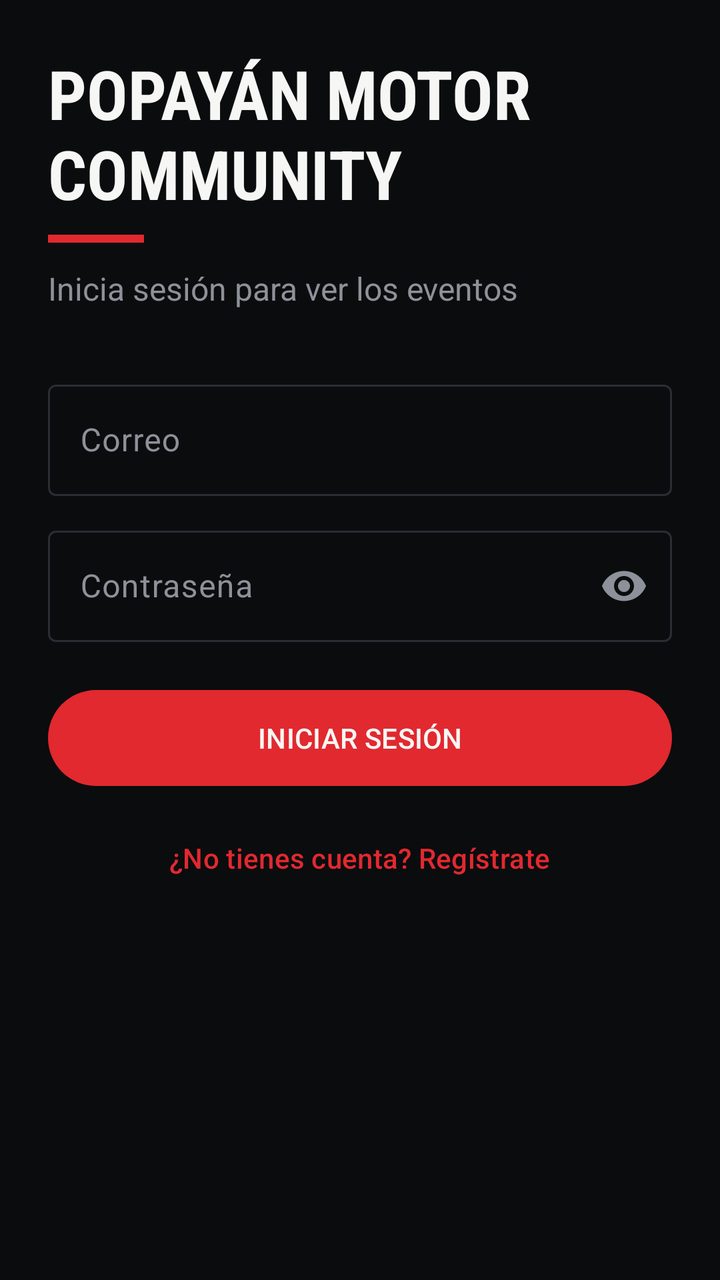
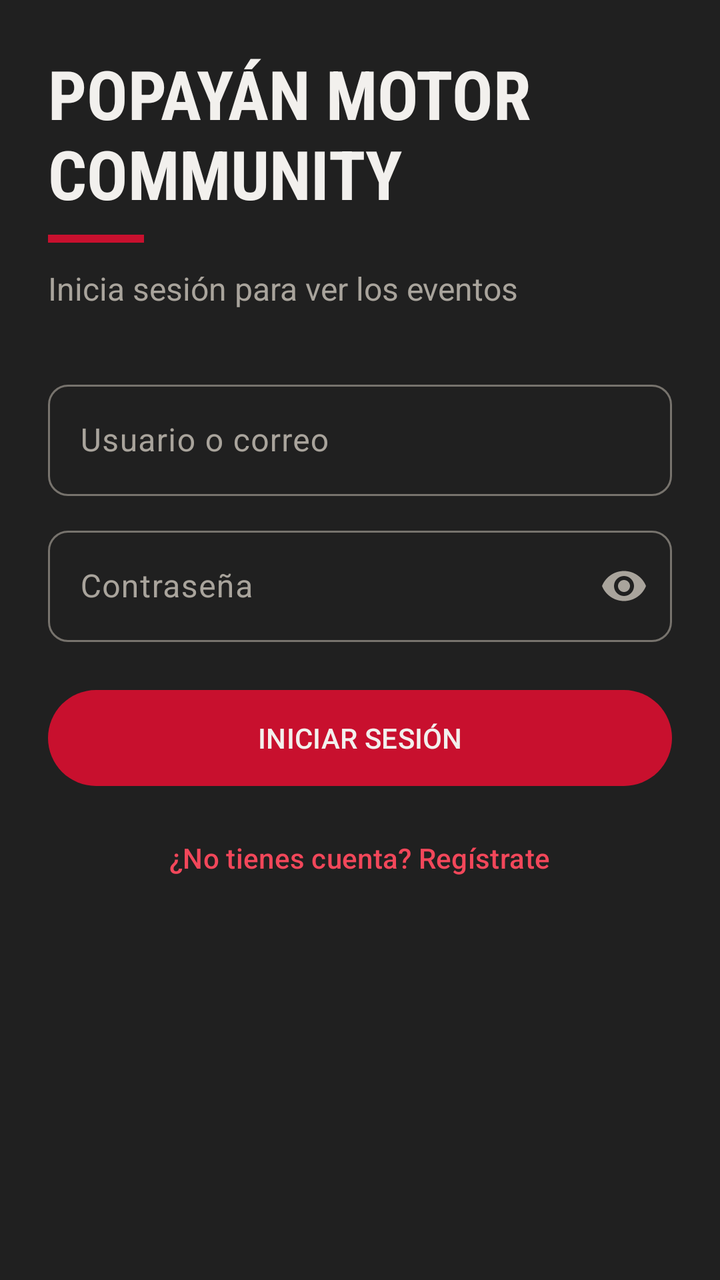

Compare the two renders of this Android layout. The source of the first and the diff that turns it into the second are given below.
<!-- AndroidManifest.xml: application theme Theme.PopayanMotor -->
<!-- res/layout/activity_login.xml -->
<?xml version="1.0" encoding="utf-8"?>
<ScrollView xmlns:android="http://schemas.android.com/apk/res/android"
    android:layout_width="match_parent"
    android:layout_height="match_parent"
    android:background="@color/bg"
    android:fillViewport="true"
    android:fitsSystemWindows="true">

    <LinearLayout
        android:layout_width="match_parent"
        android:layout_height="wrap_content"
        android:layout_gravity="center_vertical"
        android:orientation="vertical"
        android:padding="24dp">

        <TextView
            style="@style/TextTitle"
            android:layout_width="wrap_content"
            android:layout_height="wrap_content"
            android:text="@string/login_title"
            android:textSize="34sp" />

        <View
            android:layout_width="48dp"
            android:layout_height="4dp"
            android:layout_marginTop="8dp"
            android:background="@color/accent" />

        <TextView
            android:layout_width="wrap_content"
            android:layout_height="wrap_content"
            android:layout_marginTop="12dp"
            android:layout_marginBottom="32dp"
            android:text="@string/login_subtitle"
            android:textColor="@color/text_secondary"
            android:textSize="16sp" />

        <com.google.android.material.textfield.TextInputLayout
            android:id="@+id/tilEmail"
            style="@style/Widget.Material3.TextInputLayout.OutlinedBox"
            android:layout_width="match_parent"
            android:layout_height="wrap_content"
            android:hint="@string/email">

            <com.google.android.material.textfield.TextInputEditText
                android:id="@+id/etEmail"
                android:layout_width="match_parent"
                android:layout_height="wrap_content"
                android:inputType="textEmailAddress" />
        </com.google.android.material.textfield.TextInputLayout>

        <com.google.android.material.textfield.TextInputLayout
            android:id="@+id/tilPassword"
            style="@style/Widget.Material3.TextInputLayout.OutlinedBox"
            android:layout_width="match_parent"
            android:layout_height="wrap_content"
            android:layout_marginTop="12dp"
            android:hint="@string/password"
            app:endIconMode="password_toggle"
            xmlns:app="http://schemas.android.com/apk/res-auto">

            <com.google.android.material.textfield.TextInputEditText
                android:id="@+id/etPassword"
                android:layout_width="match_parent"
                android:layout_height="wrap_content"
                android:inputType="textPassword" />
        </com.google.android.material.textfield.TextInputLayout>

        <TextView
            android:id="@+id/tvError"
            android:layout_width="match_parent"
            android:layout_height="wrap_content"
            android:layout_marginTop="12dp"
            android:textColor="@color/accent"
            android:visibility="gone" />

        <com.google.android.material.button.MaterialButton
            android:id="@+id/btnLogin"
            android:layout_width="match_parent"
            android:layout_height="56dp"
            android:layout_marginTop="20dp"
            android:text="@string/login_button"
            android:textAllCaps="true" />

        <ProgressBar
            android:id="@+id/progress"
            android:layout_width="wrap_content"
            android:layout_height="wrap_content"
            android:layout_gravity="center_horizontal"
            android:layout_marginTop="16dp"
            android:indeterminateTint="@color/accent"
            android:visibility="gone" />

        <com.google.android.material.button.MaterialButton
            android:id="@+id/btnGoRegister"
            style="@style/Widget.Material3.Button.TextButton"
            android:layout_width="wrap_content"
            android:layout_height="wrap_content"
            android:layout_gravity="center_horizontal"
            android:layout_marginTop="8dp"
            android:text="@string/go_register" />
    </LinearLayout>
</ScrollView>
<!-- resources referenced by this layout -->
<resources>
  <color name="accent">#E1292F</color>
  <color name="bg">#0B0C0E</color>
  <color name="text_secondary">#8D9199</color>
  <string name="email">Correo</string>
  <string name="go_register">¿No tienes cuenta? Regístrate</string>
  <string name="login_button">Iniciar sesión</string>
  <string name="login_subtitle">Inicia sesión para ver los eventos</string>
  <string name="login_title">Popayán Motor Community</string>
  <string name="password">Contraseña</string>
  <style name="TextTitle">
          <item name="android:fontFamily">sans-serif-condensed</item>
          <item name="android:textStyle">bold</item>
          <item name="android:textAllCaps">true</item>
          <item name="android:textColor">@color/text_primary</item>
      </style>
  <style name="Theme.PopayanMotor" parent="Theme.Material3.Dark.NoActionBar">
          <item name="colorPrimary">@color/accent</item>
          <item name="colorOnPrimary">@color/text_primary</item>
          <item name="colorSecondary">@color/accent</item>
          <item name="android:colorBackground">@color/bg</item>
          <item name="colorSurface">@color/bg</item>
          <item name="colorSurfaceContainer">@color/surface</item>
          <item name="colorOnSurface">@color/text_primary</item>
          <item name="colorOnSurfaceVariant">@color/text_secondary</item>
          <item name="colorOutline">@color/outline</item>
      </style>
  <color name="text_primary">#F6F6F4</color>
  <color name="surface">#16181C</color>
  <color name="outline">#2A2D33</color>
</resources>

<!-- the commit's change to res/layout/activity_login.xml (unified diff, before → after) -->
@@ -37,7 +37,7 @@
 
         <com.google.android.material.textfield.TextInputLayout
             android:id="@+id/tilEmail"
-            style="@style/Widget.Material3.TextInputLayout.OutlinedBox"
+            style="@style/Widget.PopayanMotor.TextInputLayout"
             android:layout_width="match_parent"
             android:layout_height="wrap_content"
             android:hint="@string/email">
@@ -51,7 +51,7 @@
 
         <com.google.android.material.textfield.TextInputLayout
             android:id="@+id/tilPassword"
-            style="@style/Widget.Material3.TextInputLayout.OutlinedBox"
+            style="@style/Widget.PopayanMotor.TextInputLayout"
             android:layout_width="match_parent"
             android:layout_height="wrap_content"
             android:layout_marginTop="12dp"
@@ -71,7 +71,7 @@
             android:layout_width="match_parent"
             android:layout_height="wrap_content"
             android:layout_marginTop="12dp"
-            android:textColor="@color/accent"
+            android:textColor="@color/accent_text"
             android:visibility="gone" />
 
         <com.google.android.material.button.MaterialButton
@@ -93,7 +93,7 @@
 
         <com.google.android.material.button.MaterialButton
             android:id="@+id/btnGoRegister"
-            style="@style/Widget.Material3.Button.TextButton"
+            style="@style/Widget.PopayanMotor.Button.Text"
             android:layout_width="wrap_content"
             android:layout_height="wrap_content"
             android:layout_gravity="center_horizontal"
<!-- resource entries referenced after the edit -->
@@ -1,9 +1,10 @@
 <!-- resources referenced by this layout -->
 <resources>
-  <color name="accent">#E1292F</color>
-  <color name="bg">#0B0C0E</color>
-  <color name="text_secondary">#8D9199</color>
-  <string name="email">Correo</string>
+  <color name="accent">#C8102E</color>
+  <color name="accent_text">#F2475A</color>
+  <color name="bg">#202020</color>
+  <color name="text_secondary">#A9A49C</color>
+  <string name="email">Usuario o correo</string>
   <string name="go_register">¿No tienes cuenta? Regístrate</string>
   <string name="login_button">Iniciar sesión</string>
   <string name="login_subtitle">Inicia sesión para ver los eventos</string>
@@ -15,19 +16,56 @@
           <item name="android:textAllCaps">true</item>
           <item name="android:textColor">@color/text_primary</item>
       </style>
+  <style name="Widget.PopayanMotor.Button.Text" parent="Widget.Material3.Button.TextButton">
+          <item name="android:textColor">@color/accent_text</item>
+          <item name="iconTint">@color/accent_text</item>
+      </style>
+  <style name="Widget.PopayanMotor.TextInputLayout" parent="Widget.Material3.TextInputLayout.OutlinedBox">
+          <item name="boxStrokeColor">@color/text_input_stroke</item>
+          <item name="hintTextColor">@color/accent_text</item>
+          <item name="boxCornerRadiusTopStart">10dp</item>
+          <item name="boxCornerRadiusTopEnd">10dp</item>
+          <item name="boxCornerRadiusBottomStart">10dp</item>
+          <item name="boxCornerRadiusBottomEnd">10dp</item>
+      </style>
   <style name="Theme.PopayanMotor" parent="Theme.Material3.Dark.NoActionBar">
           <item name="colorPrimary">@color/accent</item>
           <item name="colorOnPrimary">@color/text_primary</item>
           <item name="colorSecondary">@color/accent</item>
+          <item name="colorOnSecondary">@color/text_primary</item>
+          
+          <item name="colorSecondaryContainer">@color/accent</item>
+          <item name="colorOnSecondaryContainer">@color/text_primary</item>
           <item name="android:colorBackground">@color/bg</item>
           <item name="colorSurface">@color/bg</item>
-          <item name="colorSurfaceContainer">@color/surface</item>
           <item name="colorOnSurface">@color/text_primary</item>
           <item name="colorOnSurfaceVariant">@color/text_secondary</item>
-          <item name="colorOutline">@color/outline</item>
+          <item name="colorSurfaceContainerLowest">@color/bg</item>
+          <item name="colorSurfaceContainerLow">@color/surface</item>
+          <item name="colorSurfaceContainer">@color/surface</item>
+          <item name="colorSurfaceContainerHigh">@color/surface_high</item>
+          <item name="colorSurfaceContainerHighest">@color/surface_high</item>
+          <item name="colorOutline">@color/outline_strong</item>
+          <item name="colorOutlineVariant">@color/outline</item>
+          <item name="colorError">@color/error</item>
+          
+          <item name="elevationOverlayEnabled">false</item>
+          <item name="android:statusBarColor">@color/bg</item>
+          <item name="android:navigationBarColor">@color/surface</item>
+          <item name="materialAlertDialogTheme">@style/ThemeOverlay.PopayanMotor.Dialog</item>
       </style>
-  <color name="text_primary">#F6F6F4</color>
-  <color name="surface">#16181C</color>
-  <color name="outline">#2A2D33</color>
+  <color name="text_primary">#F2F0ED</color>
+  <color name="surface">#2A2A2A</color>
+  <color name="surface_high">#333333</color>
+  <color name="outline_strong">#77736D</color>
+  <color name="outline">#3D3D3D</color>
+  <color name="error">#FF8A80</color>
+  <style name="ThemeOverlay.PopayanMotor.Dialog" parent="ThemeOverlay.Material3.MaterialAlertDialog">
+          <item name="colorPrimary">@color/accent_text</item>
+          <item name="colorSurface">@color/surface_high</item>
+          <item name="colorSurfaceContainerHigh">@color/surface_high</item>
+          
+          <item name="elevationOverlayEnabled">false</item>
+      </style>
 </resources>
 
